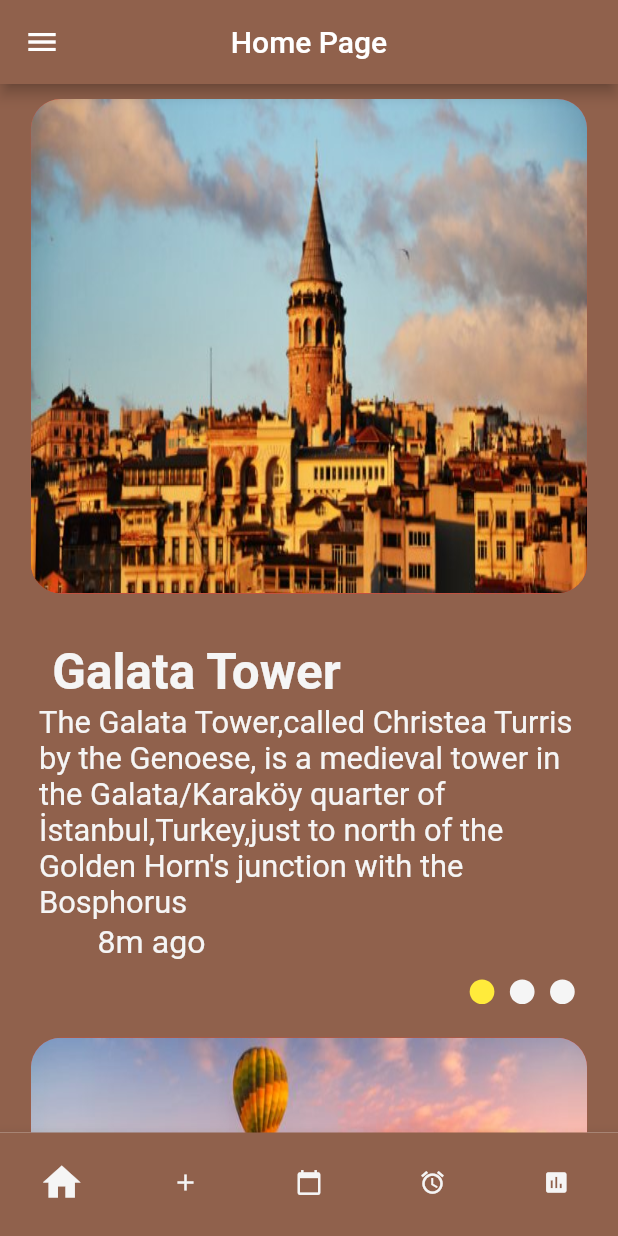
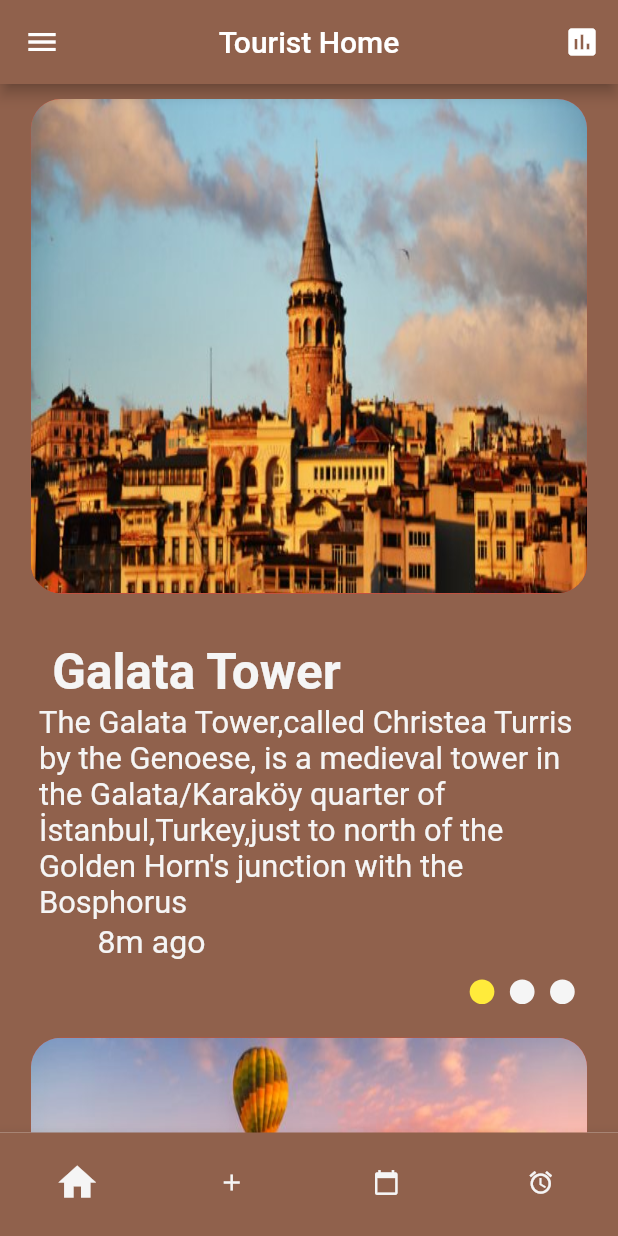
Before and after one commit to seymanurterzioglu/walker, a Flutter app: the screen it shows after launch, after a tap on "LOGIN", on a phone screen of 412 x 824 dp. Run offline on Flutter 3.47's test engine with Material 2 defaults, Android fonts, the phone set to English and light mode, and no system bars; our stand-ins replace animated_splash_screen, flutter_signin_button, table_calendar; network calls fail.

Commit message:
Tourist-Guide Page ayrımı

```diff
--- /dev/null
+++ b/lib/Guide/guide_main_page.dart
@@ -0,0 +1,18 @@
+import 'package:flutter/material.dart';
+import 'package:walker/Guide/guide_down_choice.dart';
+
+
+
+class GuideMainPage extends StatefulWidget {
+  @override
+  _GuideMainPageState createState() => _GuideMainPageState();
+}
+
+class _GuideMainPageState extends State<GuideMainPage> {
+  @override
+  Widget build(BuildContext context) {
+    return MaterialApp(
+      home:GuideDownChoice(),
+    );
+  }
+}
--- a/lib/Pages/AddPage.dart
+++ b/lib/Tourist/add_page.dart
@@ -1,4 +1,5 @@
 import 'package:flutter/material.dart';
+import 'package:walker/Guide/guide_main_page.dart';
 import 'package:walker/Widgets/constants.dart';
 import 'package:walker/Widgets/navigation_drawer.dart';
 
@@ -14,9 +15,25 @@ class _AddPageState extends State<AddPage> {
       backgroundColor: kPrimaryColor,
       drawer: NavBar(),
       appBar: AppBar(
-        title: Text("Add Page"),
+        title: Text("Tourist Add"),
         backgroundColor: kPrimaryColor,
         centerTitle: true,
+        actions:<Widget>[  // // guide sayfasına gidecek, appbarda iconbutton
+          IconButton(
+            icon: const Icon(Icons.assessment),
+            onPressed:() => {
+              Navigator.push(
+                context,
+                MaterialPageRoute(
+                  builder:(context) {
+                    return GuideMainPage();
+                  },
+                ),
+              ),
+            },
+          ),
+
+        ],
       ),
     );
   }
--- a/lib/Pages/AlarmPage.dart
+++ b/lib/Tourist/alarm_page.dart
@@ -1,4 +1,5 @@
 import 'package:flutter/material.dart';
+import 'package:walker/Guide/guide_main_page.dart';
 import 'package:walker/Widgets/constants.dart';
 import 'package:walker/Widgets/navigation_drawer.dart';
 
@@ -14,9 +15,25 @@ import 'package:walker/Widgets/navigation_drawer.dart';
        backgroundColor: kPrimaryColor,
        drawer: NavBar(),
        appBar: AppBar(
-         title: Text("Alarm Page"),
+         title: Text("Tourist Alarm"),
          backgroundColor: kPrimaryColor,
          centerTitle: true,
+         // guide sayfasına gidecek, appbarda iconbutton
+         actions:<Widget>[
+           IconButton(
+             icon: const Icon(Icons.assessment),
+             onPressed:() => {
+               Navigator.push(
+                 context,
+                 MaterialPageRoute(
+                   builder:(context) {
+                     return GuideMainPage();
+                   },
+                 ),
+               ),
+             },
+           ),
+         ],
        ),
      );
    }
--- a/lib/Pages/CalendarPage.dart
+++ b/lib/Tourist/calendar_page.dart
@@ -1,4 +1,5 @@
 import 'package:flutter/material.dart';
+import 'package:walker/Guide/guide_main_page.dart';
 import 'package:walker/Widgets/constants.dart';
 import 'package:walker/Widgets/navigation_drawer.dart';
 import 'package:table_calendar/table_calendar.dart';
@@ -18,9 +19,25 @@ class _CalendarPageState extends State<CalendarPage> {
     return Scaffold(
       drawer: NavBar(),
       appBar: AppBar(
-        title: Text("Calendar"),
+        title: Text("Tourist Calendar"),
         backgroundColor: kPrimaryColor,
         centerTitle: true,
+        actions:<Widget>[
+          IconButton(   //  // guide sayfasına gidecek, appbarda iconbutton
+            icon: const Icon(Icons.assessment),
+            onPressed:() => {
+              Navigator.push(
+                context,
+                MaterialPageRoute(
+                  builder:(context) {
+                    return GuideMainPage();
+                  },
+                ),
+              ),
+            },
+          ),
+
+        ],
       ),
       body: TableCalendar(
         firstDay: DateTime(1990),
--- /dev/null
+++ b/lib/Tourist/down_choice.dart
@@ -0,0 +1,97 @@
+import 'package:flutter/material.dart';
+import 'package:walker/Tourist/add_page.dart';
+import 'package:walker/Tourist/alarm_page.dart';
+import 'package:walker/Tourist/calendar_page.dart';
+//import 'package:walker/Pages/guide_page.dart';
+import 'package:walker/Tourist/home_page.dart';
+import 'package:walker/Widgets/constants.dart';
+
+class DownChoice extends StatefulWidget {
+  @override
+  _DownChoiceState createState() => _DownChoiceState();
+}
+
+class _DownChoiceState extends State<DownChoice> {
+  int index=0;
+  @override
+  Widget build(BuildContext context) {
+    return Scaffold(
+      bottomNavigationBar: BottomNavigationBar(
+        currentIndex: index,
+        onTap:(int newIndex) {
+          setState(() {
+            index=newIndex;
+
+          });
+        },
+        backgroundColor: kPrimaryColor,
+        type:BottomNavigationBarType.fixed,
+
+        showSelectedLabels: false,
+        showUnselectedLabels: false,
+        selectedLabelStyle: TextStyle(fontSize: 18),
+        selectedItemColor: Colors.red,
+            items: [
+              BottomNavigationBarItem(
+             icon: new Icon(Icons.home,color:white,size: 18,),
+            label: 'Home',
+            activeIcon: Icon(Icons.home,
+            color:white,
+            size: 30,
+            ),
+             ),
+
+               BottomNavigationBarItem(
+             icon: new Icon(Icons.add,color:white,size: 18,),
+            label:'Add',
+            activeIcon: Icon(Icons.add,
+            color:white,
+            size: 30,
+            ),
+             ),
+
+               BottomNavigationBarItem(
+             icon: new Icon(Icons.calendar_today,color:white,size: 18,),
+            label:'Calendar',
+            activeIcon: Icon(Icons.calendar_today,
+            color:white,
+            size: 30,
+            ),
+             ),
+
+               BottomNavigationBarItem(
+             icon: new Icon(Icons.alarm,color:white,size: 18,),
+            label:'Alarm',
+            activeIcon: Icon(Icons.alarm,
+            color:white,
+            size: 30,
+            ),
+             ),
+
+              /*
+               BottomNavigationBarItem(
+             icon: new Icon(Icons.assessment, color:white,size: 18,),
+            label: 'Guide',
+            activeIcon: Icon(Icons.assessment,
+            color:white,
+            size: 30,
+            ),
+             ),
+
+               */
+            ],
+
+      ),
+      body: IndexedStack(
+       index: index,
+        children: [
+          HomePage(),
+          AddPage(),
+          CalendarPage(),
+          AlarmPage(),
+          //GuidePage(),
+        ],
+      ),
+    );
+  }
+}
--- a/lib/Pages/HomePage.dart
+++ b/lib/Tourist/home_page.dart
@@ -1,4 +1,5 @@
 import 'package:flutter/material.dart';
+import 'package:walker/Guide/guide_main_page.dart';
 import 'package:walker/Widgets/constants.dart';
 import 'package:walker/Widgets/places.dart';
 import 'package:walker/Widgets/navigation_drawer.dart';
@@ -18,9 +19,25 @@ class _HomePageState extends State<HomePage> {
       backgroundColor: kPrimaryColor,
       drawer: NavBar(),
       appBar: AppBar(
-        title: Text("Home Page"),
+        title: Text("Tourist Home"),
         backgroundColor: kPrimaryColor,
         centerTitle: true,
+        actions:<Widget>[  // // guide sayfasına gidecek, appbarda iconbutton
+          IconButton(
+              icon: const Icon(Icons.assessment),
+              onPressed:() => {
+                Navigator.push(
+                  context,
+                  MaterialPageRoute(
+                    builder:(context) {
+                      return GuideMainPage();
+                    },
+                  ),
+                ),
+              },
+          ),
+
+        ],
 /*
         leading: Icon(
           Icons.menu,
--- a/lib/Pages/main_page.dart
+++ b/lib/Tourist/main_page.dart
@@ -1,6 +1,6 @@
 import 'package:flutter/material.dart';
 //import 'package:walker/Widgets/constants.dart';
-import 'package:walker/Widgets/down_choice.dart';
+import 'file:///C:/Users/Monster/Documents/GitHub/walker/lib/Tourist/down_choice.dart';
 
 class MainPage extends StatefulWidget {
   @override
--- a/lib/Welcome/welcome_screen.dart
+++ b/lib/Welcome/welcome_screen.dart
@@ -5,7 +5,7 @@ import 'package:walker/Widgets/constants.dart';
 import 'package:walker/Welcome/rounded_button.dart';
 import 'package:walker/Welcome/signup_screen.dart';
 import 'package:walker/Widgets/traveler_pic.dart';
-import 'package:walker/Pages//main_page.dart';
+import 'package:walker/Tourist/main_page.dart';
 import 'package:walker/Welcome//other_option.dart';
 
 //Uygulama ilk ekran
--- a/pubspec.yaml
+++ b/pubspec.yaml
@@ -24,7 +24,6 @@ dependencies:
   flutter:
     sdk: flutter
   convex_bottom_bar: ^3.0.0
-
 
 
   # The following adds the Cupertino Icons font to your application.
```
Also changed, not shown: lib/Guide/guide_add_page.dart (added, +40 -0 lines), lib/Guide/guide_alarm_page.dart (added, +42 -0 lines), lib/Guide/guide_calendar_page.dart (added, +68 -0 lines), lib/Guide/guide_down_choice.dart (renamed from lib/Widgets/down_choice.dart, +16 -12 lines), lib/Guide/guide_page.dart (renamed from lib/Pages/GuidePage.dart, +19 -2 lines), lib/Welcome/traveler_sign.dart (+5 -4 lines), lib/Widgets/navigation_drawer.dart (+9 -1 lines), 37 other files.
